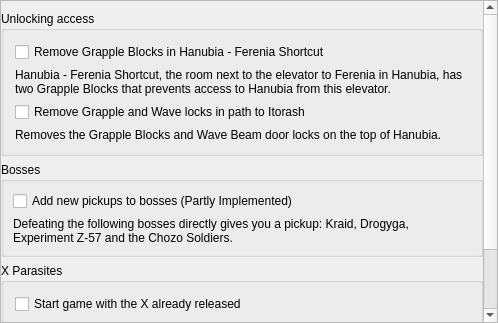
Old version of the form randovania/gui/ui_files/preset_dread_patches.ui in the repository randovania/randovania.
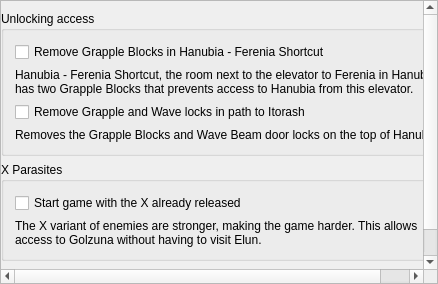
New version of the form.

Commit message: Add UI for Dread Artifact Goal, remove option for adding pickups to bosses

Patch:
```diff
--- a/randovania/gui/ui_files/preset_dread_patches.ui
+++ b/randovania/gui/ui_files/preset_dread_patches.ui
@@ -6,8 +6,8 @@
    <rect>
     <x>0</x>
     <y>0</y>
-    <width>498</width>
-    <height>323</height>
+    <width>438</width>
+    <height>284</height>
    </rect>
   </property>
   <property name="windowTitle">
@@ -43,8 +43,8 @@
         <rect>
          <x>0</x>
          <y>0</y>
-         <width>486</width>
-         <height>335</height>
+         <width>436</width>
+         <height>282</height>
         </rect>
        </property>
        <layout class="QVBoxLayout" name="scroll_layout">
@@ -116,44 +116,6 @@
           </layout>
          </widget>
         </item>
-        <item>
-         <widget class="QGroupBox" name="bosses_group">
-          <property name="title">
-           <string>Bosses</string>
-          </property>
-          <layout class="QVBoxLayout" name="bosses_layout">
-           <property name="leftMargin">
-            <number>9</number>
-           </property>
-           <property name="topMargin">
-            <number>9</number>
-           </property>
-           <property name="rightMargin">
-            <number>9</number>
-           </property>
-           <property name="bottomMargin">
-            <number>9</number>
-           </property>
-           <item>
-            <widget class="QCheckBox" name="extra_pickups_for_bosses_check">
-             <property name="text">
-              <string>Add new pickups to bosses (Partly Implemented)</string>
-             </property>
-            </widget>
-           </item>
-           <item>
-            <widget class="QLabel" name="extra_pickups_for_bosses_label">
-             <property name="text">
-              <string>&lt;html&gt;&lt;head/&gt;&lt;body&gt;&lt;p&gt;Defeating the following bosses directly gives you a pickup: Kraid, Drogyga, Experiment Z-57 and the Chozo Soldiers.&lt;/p&gt;&lt;/body&gt;&lt;/html&gt;</string>
-             </property>
-             <property name="wordWrap">
-              <bool>true</bool>
-             </property>
-            </widget>
-           </item>
-          </layout>
-         </widget>
-        </item>
         <item>
          <widget class="QGroupBox" name="x_group">
           <property name="title">
```
The commit also changes 15 other files.
